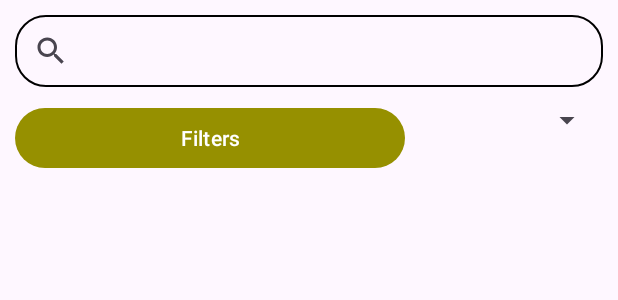
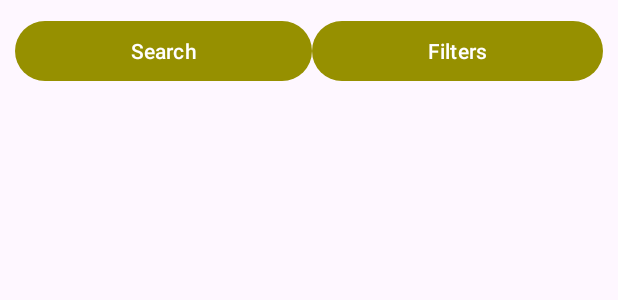
Before and after one commit to BookingApp-Team25/booking-app-mobile, an Android app: the layout fragment_accommodations_page.xml on its own in the app's theme, with its tools: preview values and no code run, on a phone screen of 412 x 824 dp. Shown: the top 300 px of the screen. Run offline under Robolectric (Android 15) with nearby library versions, the phone set to English and light mode, and no system bars.

```diff
--- a/app/src/main/res/layout/fragment_accommodations_page.xml
+++ b/app/src/main/res/layout/fragment_accommodations_page.xml
@@ -3,6 +3,7 @@
     xmlns:android="http://schemas.android.com/apk/res/android"
     xmlns:app="http://schemas.android.com/apk/res-auto"
     xmlns:tools="http://schemas.android.com/tools"
+    android:id="@+id/fragment_accommodation_page"
     android:layout_width="match_parent"
     android:layout_height="match_parent"
     tools:context=".fragments.AccommodationsPageFragment">
@@ -13,25 +14,25 @@
         android:orientation="vertical"
         tools:context=".AccommodationsPageFragment"
         >
-        <LinearLayout
-            android:id="@+id/linear1"
-            android:layout_width="match_parent"
-            android:layout_height="wrap_content"
-            android:orientation="horizontal"
-            android:layout_marginLeft="10dp"
-            android:layout_marginRight="10dp"
-            android:layout_marginTop="10dp">
+<!--        <LinearLayout-->
+<!--            android:id="@+id/linear1"-->
+<!--            android:layout_width="match_parent"-->
+<!--            android:layout_height="wrap_content"-->
+<!--            android:orientation="horizontal"-->
+<!--            android:layout_marginLeft="10dp"-->
+<!--            android:layout_marginRight="10dp"-->
+<!--            android:layout_marginTop="10dp">-->
 
-            <androidx.appcompat.widget.SearchView
-                android:id="@+id/search_text"
-                app:queryHint="Search"
-                android:layout_width="match_parent"
-                android:layout_height="match_parent"
-                android:background="@drawable/border_background"
-                android:theme="@style/Theme.ShopApp"
+<!--            <androidx.appcompat.widget.SearchView-->
+<!--                android:id="@+id/search_text"-->
+<!--                app:queryHint="Search"-->
+<!--                android:layout_width="match_parent"-->
+<!--                android:layout_height="match_parent"-->
+<!--                android:background="@drawable/border_background"-->
+<!--                android:theme="@style/Theme.ShopApp"-->
 
-                />
-        </LinearLayout>
+<!--                />-->
+<!--        </LinearLayout>-->
         <LinearLayout
             android:id="@+id/linear2"
             android:layout_width="match_parent"
@@ -43,24 +44,30 @@
             >
 
             <Button
+                android:id="@+id/btnSearch"
+                android:layout_width="wrap_content"
+                android:layout_height="wrap_content"
+                android:layout_weight="0.7"
+                android:text="@string/search"
+                tools:ignore="TextContrastCheck" />
+
+            <Button
                 android:id="@+id/btnFilters"
                 android:layout_width="wrap_content"
                 android:layout_height="wrap_content"
                 android:layout_weight="0.7"
                 android:text="@string/filters"
                 tools:ignore="TextContrastCheck" />
-
-
-            <Spinner
-                android:id="@+id/btnSort"
-                android:layout_width="wrap_content"
-                android:layout_height="wrap_content"
-                android:layout_marginStart="10dp"
-                android:layout_weight="0.3"
-                android:text="@string/sort"
-                android:tooltipText="@string/sort"
-                android:contentDescription="@string/sort"
-                />
+<!--            <Spinner-->
+<!--                android:id="@+id/btnSort"-->
+<!--                android:layout_width="wrap_content"-->
+<!--                android:layout_height="wrap_content"-->
+<!--                android:layout_marginStart="10dp"-->
+<!--                android:layout_weight="0.3"-->
+<!--                android:text="@string/sort"-->
+<!--                android:tooltipText="@string/sort"-->
+<!--                android:contentDescription="@string/sort"-->
+<!--                />-->
             <!--            android:background="?android:attr/colorPrimary"-->
         </LinearLayout>
 
--- a/app/src/main/res/values/strings.xml
+++ b/app/src/main/res/values/strings.xml
@@ -44,6 +44,7 @@
     <string name="guest_itemNotificationsView">View notifications</string>
 
     <string name="filters">Filters</string>
+    <string name="search">Search</string>
     <string name="category">Category</string>
     <string name="apartment">Apartment</string>
     <string name="room">Room</string>
```
Also changed, not shown: app/src/main/java/com/example/bookingapp/AccommodationSearchViewModel.java (added, +55 -0 lines), app/src/main/java/com/example/bookingapp/fragments/AccommodationSearchFragment.java (added, +68 -0 lines), app/src/main/java/com/example/bookingapp/fragments/AccommodationsListFragment.java (+90 -26 lines), app/src/main/java/com/example/bookingapp/fragments/AccommodationsPageFragment.java (+20 -40 lines), app/src/main/java/com/example/bookingapp/network/AccommodationService.java (+9 -0 lines), app/src/main/res/layout/fragment_accommodation_search.xml (added, +106 -0 lines), app/src/main/res/values/cities_array.xml (added, +11 -0 lines), app/src/main/res/values/sort_array.xml (deleted, +0 -9 lines).
